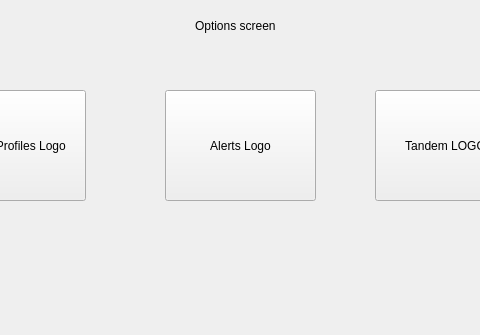
Qt form optionsscreen.ui (yunusao/Tandem-t-slim-Insulin-Pump-Simulator) before a commit; both pictures show x 185 to 665 and y 0 to 335 of the 909 by 335 pixel window.
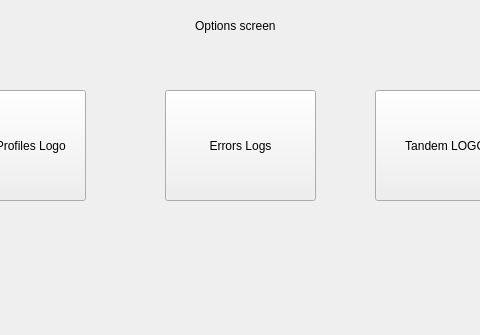
The same form after that commit.

Commit message: Implement error logs into table and update on alert, fix back button on bolus screen

The edit to the form file:
```diff
--- a/optionsscreen.ui
+++ b/optionsscreen.ui
@@ -62,7 +62,7 @@
     </rect>
    </property>
    <property name="text">
-    <string>Alerts Logo</string>
+    <string>Errors Logs</string>
    </property>
   </widget>
  </widget>
```
The commit also changes 13 other files.
